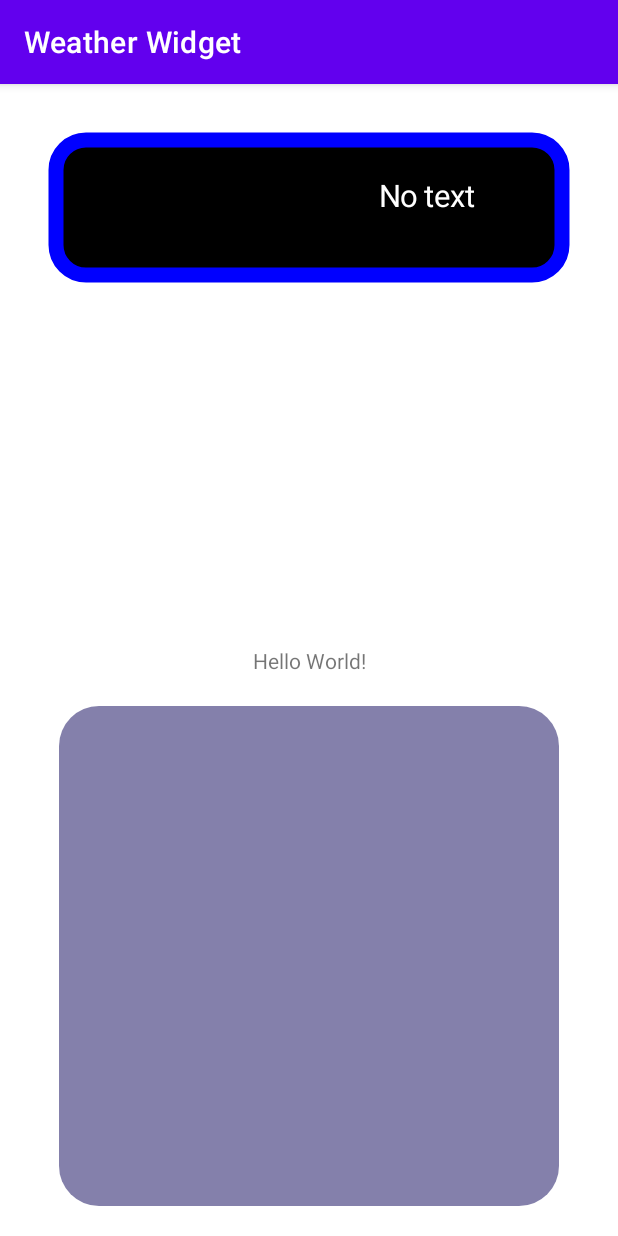
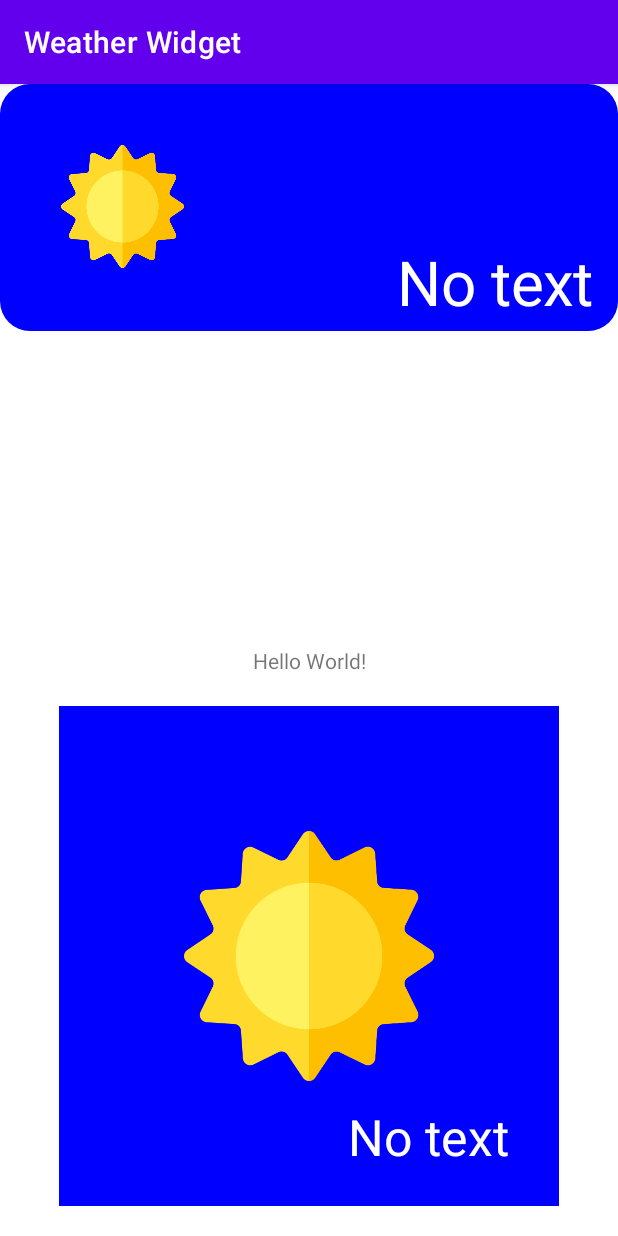
Before and after one commit to Mihail-Larionow/Weather-Widget, an Android app: the screen it shows after launch (MainActivity), on a phone screen of 412 x 824 dp. Run offline under Robolectric (Android 15) with nearby library versions, the phone set to English and light mode, and no system bars; our stand-ins replace Volley.

Commit message:
Draw a widget

```diff
--- a/app/src/main/java/com/michel/weatherwidget/MainActivity.kt
+++ b/app/src/main/java/com/michel/weatherwidget/MainActivity.kt
@@ -2,9 +2,12 @@ package com.michel.weatherwidget
 
 import android.graphics.Bitmap
 import android.graphics.Canvas
+import android.graphics.drawable.Drawable
 import androidx.appcompat.app.AppCompatActivity
 import android.os.Bundle
 import android.widget.ImageView
+import androidx.core.content.res.ResourcesCompat
+import androidx.core.graphics.drawable.toDrawable
 import com.michel.weatherwidget.ui.WeatherView
 
 
@@ -14,9 +17,9 @@ class MainActivity : AppCompatActivity() {
         super.onCreate(savedInstanceState)
         setContentView(R.layout.activity_main)
         val image = findViewById<ImageView>(R.id.imageView)
-        val weatherWidgetView = WeatherWidgetView()
-
-        image.setImageBitmap(weatherWidgetView.drawView(500,500))
+        val weatherWidgetView = WeatherWidgetView(applicationContext)
+        weatherWidgetView.setSize(500, 500)
+        image.setImageBitmap(weatherWidgetView.drawView(0f))
     }
 
 
--- a/app/src/main/java/com/michel/weatherwidget/WeatherWidgetView.kt
+++ b/app/src/main/java/com/michel/weatherwidget/WeatherWidgetView.kt
@@ -1,29 +1,42 @@
 package com.michel.weatherwidget
 
+import android.appwidget.AppWidgetManager
 import android.content.Context
+import android.content.res.Configuration
 import android.graphics.*
 import android.graphics.drawable.Drawable
+import androidx.core.content.res.ResourcesCompat
 import androidx.core.graphics.drawable.toBitmap
 import androidx.core.graphics.drawable.toDrawable
 import androidx.core.graphics.toRectF
 import com.android.volley.Request
 import com.android.volley.toolbox.StringRequest
 import com.android.volley.toolbox.Volley
+import com.michel.weatherwidget.extentions.dpToPx
+import com.michel.weatherwidget.ui.WeatherView
 import org.json.JSONObject
 
-class WeatherWidgetView {
+class WeatherWidgetView (context: Context){
 
     val cityName = "Moscow"
     val key = BuildConfig.WEATHER_API_KEY
     val url = "https://api.openweathermap.org/data/2.5/weather?q=" + cityName + "&appid=" + key
-    val themeArray = arrayListOf<Map<String, Int>>()
+    val themeArray = arrayListOf<Map<String, Drawable?>>()
 
-    companion object{
-        const val MICHEL_THEME = 0
-        const val YUPPIE_THEME = 1
-    }
+    private var textOffSetX: Float = 20f
+    private var textOffSetY: Float = 20f
+    private var text: String = "No text"
+    private val viewRect = Rect()
+    private val weatherRect = Rect()
+    private val textPaint = Paint(Paint.ANTI_ALIAS_FLAG)
+    private val viewPaint = Paint(Paint.ANTI_ALIAS_FLAG)
+    private val weatherPaint = Paint(Paint.ANTI_ALIAS_FLAG)
 
     var weatherTheme = 0
+
+    init{
+        themeArray.add(mapOf("sunny" to ResourcesCompat.getDrawable(context.resources, R.drawable.sunny, null)))
+    }
 
     fun setCity(city: String){
 
@@ -33,28 +46,90 @@ class WeatherWidgetView {
         weatherTheme = themeId
     }
 
-    fun addTheme(theme: Map<String, Int>){
-        themeArray.add(theme)
-    }
-
-    fun drawView(w: Int, h: Int): Bitmap{
-        val drawable = R.drawable.ic_launcher_foreground
-        val srcBitmap = drawable.toDrawable().toBitmap(w, h, Bitmap.Config.ARGB_8888)
-        val viewRect = Rect()
+    fun setSize(width: Int, height: Int){
         with(viewRect){
             left = 0
             top = 0
-            right = w
-            bottom = h
+            right = width
+            bottom = height
         }
-        val textPaint = Paint(Paint.ANTI_ALIAS_FLAG)
-        val weatherPaint = Paint(Paint.ANTI_ALIAS_FLAG)
+
+        with(weatherRect){
+            left = 0
+            top = 0
+            right = height / 2
+            bottom = height / 2
+        }
+
+        prepareWeatherShader(height/2, height/2, themeArray[weatherTheme]["sunny"])
+        prepareText(width, height)
+    }
+
+    fun drawView(cornerRadius: Float): Bitmap{
+        val resultBitmap: Bitmap = Bitmap.createBitmap(viewRect.width(), viewRect.height(), Bitmap.Config.ARGB_8888)
+        val canvas = Canvas(resultBitmap)
+
+        canvas.drawRoundRect(viewRect.toRectF(), cornerRadius, cornerRadius, viewPaint)
+        drawWeatherIcon(canvas, viewRect.height())
+        canvas.drawText(text, viewRect.width().toFloat() - textOffSetX, viewRect.height().toFloat() - textOffSetY, textPaint)
+        return resultBitmap
+    }
+
+    fun drawView(canvas: Canvas, cornerRadius: Float){
+        canvas.drawRoundRect(viewRect.toRectF(), cornerRadius, cornerRadius, viewPaint)
+        drawWeatherIcon(canvas, viewRect.height())
+        canvas.drawText(text, viewRect.width().toFloat() - textOffSetX, viewRect.height().toFloat() - textOffSetY, textPaint)
+    }
+
+    fun getWidgetWidth(widgetId: Int, context: Context): Int {
+        val appWidgetManager = AppWidgetManager.getInstance(context)
+        return if (context.resources.configuration.orientation == Configuration.ORIENTATION_PORTRAIT) {
+            appWidgetManager.getAppWidgetOptions(widgetId)
+                .getInt(AppWidgetManager.OPTION_APPWIDGET_MIN_WIDTH, 0)
+        } else {
+            appWidgetManager.getAppWidgetOptions(widgetId)
+                .getInt(AppWidgetManager.OPTION_APPWIDGET_MAX_WIDTH, 0)
+        }
+    }
+
+    fun getWidgetHeight(widgetId: Int, context: Context): Int {
+        val appWidgetManager = AppWidgetManager.getInstance(context)
+        return if (context.resources.configuration.orientation == Configuration.ORIENTATION_PORTRAIT) {
+            appWidgetManager.getAppWidgetOptions(widgetId)
+                .getInt(AppWidgetManager.OPTION_APPWIDGET_MAX_HEIGHT, 0)
+        } else {
+            appWidgetManager.getAppWidgetOptions(widgetId)
+                .getInt(AppWidgetManager.OPTION_APPWIDGET_MIN_HEIGHT, 0)
+        }
+    }
+
+    private fun drawWeatherIcon(canvas: Canvas, size: Int){
+        val weatherRectOffSet = (size / 4).toFloat()
+        canvas.translate(weatherRectOffSet, weatherRectOffSet)
+        canvas.drawRect(weatherRect.toRectF(), weatherPaint)
+        canvas.translate(-weatherRectOffSet, -weatherRectOffSet)
+    }
+
+    private fun prepareWeatherShader(w: Int, h: Int, drawable: Drawable?){
+        with(viewPaint){
+            color = Color.BLUE
+            style = Paint.Style.FILL
+        }
+
+        if(w == 0 || h == 0 || drawable == null) return
+        val srcBitmap = drawable.toBitmap(w, h, Bitmap.Config.ARGB_8888)
         weatherPaint.shader = BitmapShader(srcBitmap, Shader.TileMode.CLAMP, Shader.TileMode.CLAMP)
 
-        var resultBitmap: Bitmap = Bitmap.createBitmap(w,h, Bitmap.Config.ARGB_8888)
-        val canvas = Canvas(resultBitmap)
-        canvas.drawRoundRect(viewRect.toRectF(), 40f, 40f, weatherPaint)
-        return resultBitmap
+    }
+
+    private fun prepareText(w: Int, h: Int){
+        with(textPaint){
+            color = Color.WHITE
+            textAlign = Paint.Align.RIGHT
+            textSize = w * 0.1f
+        }
+        textOffSetX = h * 0.1f
+        textOffSetY = h * 0.1f
     }
 
     private fun requestWeather(context: Context){
--- a/app/src/main/java/com/michel/weatherwidget/ui/WeatherView.kt
+++ b/app/src/main/java/com/michel/weatherwidget/ui/WeatherView.kt
@@ -5,8 +5,10 @@ import android.graphics.*
 import android.util.AttributeSet
 import androidx.appcompat.widget.AppCompatImageView
 import androidx.core.graphics.drawable.toBitmap
+import androidx.core.graphics.drawable.toDrawable
 import androidx.core.graphics.toRectF
 import com.michel.weatherwidget.R
+import com.michel.weatherwidget.WeatherWidgetView
 import com.michel.weatherwidget.extentions.dpToPx
 
 class WeatherView @JvmOverloads constructor(
@@ -17,40 +19,29 @@ class WeatherView @JvmOverloads constructor(
 
     companion object{
         private const val DEFAULT_WIDTH = 40
-        private const val DEFAULT_BORDER_WIDTH = 10
         private const val DEFAULT_CORNER_RADIUS = 20
     }
 
-    var weatherTheme = 0
-    private var borderWidth: Float = context.dpToPx(DEFAULT_BORDER_WIDTH)
-    private var cornerRadius: Float = context.dpToPx(DEFAULT_CORNER_RADIUS)
-    private var textOffSetX: Float = 20f
-    private var textOffSetY: Float = 20f
-    private var text: String = "No text"
-    private val viewRect = Rect()
-    private val textPaint = Paint(Paint.ANTI_ALIAS_FLAG)
-    private val weatherPaint = Paint(Paint.ANTI_ALIAS_FLAG)
-    private val borderPaint = Paint(Paint.ANTI_ALIAS_FLAG)
-
-    lateinit var canvasBitmap: Canvas
+    private var weatherTheme = 0
+    private var cornerRadius = 0f
+    private val weatherWidgetView = WeatherWidgetView(context)
 
     init{
         if(attrs != null){
-            val ta = context.obtainStyledAttributes(attrs, R.styleable.WeatherWidgetView)
-            borderWidth = ta.getDimension(
-                R.styleable.WeatherWidgetView_borderWidth,
-                context.dpToPx(DEFAULT_BORDER_WIDTH)
+            val ta = context.obtainStyledAttributes(attrs, R.styleable.WeatherView)
+            weatherTheme = ta.getInteger(
+                R.styleable.WeatherView_weatherTheme,
+                0
             )
-            weatherTheme = ta.getInteger(
-                R.styleable.WeatherWidgetView_weatherTheme,
-                0
+            cornerRadius = ta.getDimension(
+                R.styleable.WeatherView_cornerRadius,
+                context.dpToPx(DEFAULT_CORNER_RADIUS)
             )
 
             ta.recycle()
         }
 
         scaleType = ScaleType.CENTER_CROP
-        setup()
     }
 
     override fun onMeasure(widthMeasureSpec: Int, heightMeasureSpec: Int) {
@@ -60,52 +51,11 @@ class WeatherView @JvmOverloads constructor(
     }
 
     override fun onSizeChanged(w: Int, h: Int, oldw: Int, oldh: Int) {
-        if(w==0) return
-        with(viewRect){
-            left = 0
-            top = 0
-            right = w
-            bottom = h
-        }
-
-        prepareShader(w, h)
-        prepareText(w, h)
+        weatherWidgetView.setSize(w, h)
     }
 
     override fun onDraw(canvas: Canvas) {
-        drawView(canvas)
-    }
-
-    fun drawView(canvas: Canvas){
-        val half = (borderWidth / 2).toInt()
-        viewRect.inset(half, half)
-        canvas.drawRoundRect(viewRect.toRectF(), cornerRadius, cornerRadius, weatherPaint)
-        canvas.drawRoundRect(viewRect.toRectF(), cornerRadius, cornerRadius, borderPaint)
-        canvas.drawText(text, viewRect.width().toFloat() - textOffSetX, viewRect.height().toFloat() - textOffSetY, textPaint)
-    }
-
-    private fun setup() {
-        with(borderPaint){
-            color = Color.BLUE
-            style = Paint.Style.STROKE
-            strokeWidth = borderWidth
-        }
-    }
-
-    private fun prepareShader(w: Int, h: Int){
-        if(w == 0 || h == 0 || drawable == null) return
-        val srcBitmap = drawable.toBitmap(w, h, Bitmap.Config.ARGB_8888)
-        weatherPaint.shader = BitmapShader(srcBitmap, Shader.TileMode.CLAMP, Shader.TileMode.CLAMP)
-    }
-
-    private fun prepareText(w: Int, h: Int){
-        with(textPaint){
-            color = Color.WHITE
-            textAlign = Paint.Align.RIGHT
-            textSize = w * 0.05f
-        }
-        textOffSetX = w * 0.05f
-        textOffSetY = h * 0.05f
+        weatherWidgetView.drawView(canvas, cornerRadius)
     }
 
     private fun resolveDefaultSize(spec: Int): Int = when(MeasureSpec.getMode(spec)){
--- a/app/src/main/res/layout/activity_main.xml
+++ b/app/src/main/res/layout/activity_main.xml
@@ -8,6 +8,8 @@
 
     <com.michel.weatherwidget.ui.WeatherView
         android:id="@+id/widget"
+        app:cornerRadius="20dp"
+        android:src="@drawable/sunny"
         android:layout_width="match_parent"
         android:layout_height="wrap_content"
         app:layout_constraintEnd_toEndOf="parent"
--- a/app/src/main/res/values/attrs.xml
+++ b/app/src/main/res/values/attrs.xml
@@ -5,9 +5,9 @@
         <attr name="appWidgetRadius" format="dimension" />
     </declare-styleable>
 
-    <declare-styleable name="WeatherWidgetView">
-        <attr name="borderWidth" format="dimension" />
+    <declare-styleable name="WeatherView">
         <attr name="weatherTheme" format="integer" />
+        <attr name="cornerRadius" format="dimension" />
         <attr name="text" format="string" />
     </declare-styleable>
 </resources>
```
Also changed, not shown: app/src/main/java/com/michel/weatherwidget/WeatherWidget.kt (+16 -5 lines), app/src/main/java/com/michel/weatherwidget/WeatherWidgetConfigureActivity.kt (+5 -3 lines), app/src/main/res/layout/weather_widget.xml (+2 -15 lines), app/src/main/res/drawable/sunny.png (added).
